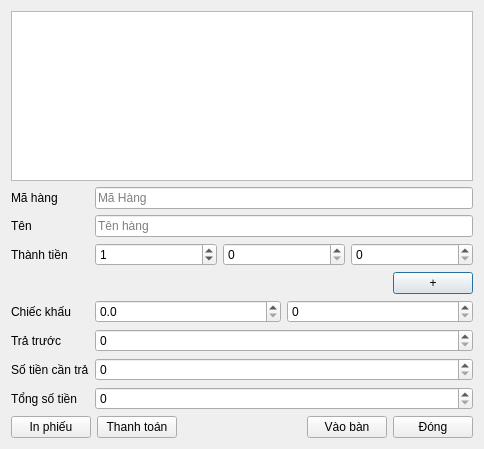
Qt form app/chucnang/dialogchitietban.ui (xdien/coffee_ace) before a commit.
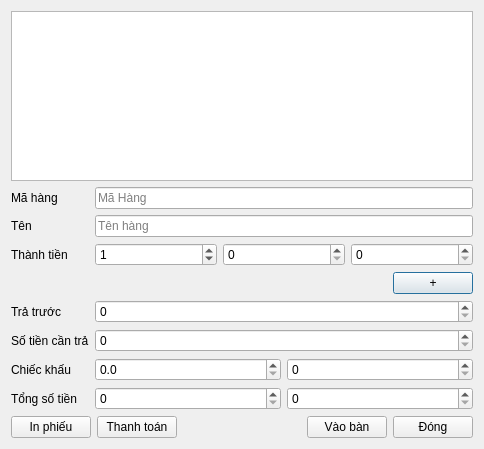
The same form after that commit.

What changed in the file:
```diff
--- a/app/chucnang/dialogchitietban.ui
+++ b/app/chucnang/dialogchitietban.ui
@@ -111,14 +111,45 @@
     </layout>
    </item>
    <item row="5" column="0">
+    <widget class="QLabel" name="label_7">
+     <property name="text">
+      <string>Trả trước</string>
+     </property>
+    </widget>
+   </item>
+   <item row="5" column="1">
+    <widget class="QSpinBox" name="spinBoxSoTienDaTra">
+     <property name="maximum">
+      <number>999999999</number>
+     </property>
+    </widget>
+   </item>
+   <item row="6" column="0">
+    <widget class="QLabel" name="label_3">
+     <property name="text">
+      <string>Số tiền cần trả</string>
+     </property>
+    </widget>
+   </item>
+   <item row="6" column="1">
+    <widget class="QSpinBox" name="spinBoxSoTienConTra">
+     <property name="showGroupSeparator" stdset="0">
+      <bool>true</bool>
+     </property>
+     <property name="maximum">
+      <number>999999999</number>
+     </property>
+    </widget>
+   </item>
+   <item row="7" column="0">
     <widget class="QLabel" name="label_5">
      <property name="text">
       <string>Chiếc khấu</string>
      </property>
     </widget>
    </item>
-   <item row="5" column="1">
-    <layout class="QHBoxLayout" name="horizontalLayout_3">
+   <item row="7" column="1">
+    <layout class="QHBoxLayout" name="horizontalLayout_5">
      <item>
       <widget class="QDoubleSpinBox" name="doubleSpinBoxChiecKhau">
        <property name="decimals">
@@ -138,37 +169,6 @@
      </item>
     </layout>
    </item>
-   <item row="6" column="0">
-    <widget class="QLabel" name="label_7">
-     <property name="text">
-      <string>Trả trước</string>
-     </property>
-    </widget>
-   </item>
-   <item row="6" column="1">
-    <layout class="QHBoxLayout" name="horizontalLayout_5">
-     <item>
-      <widget class="QSpinBox" name="spinBoxSoTienDaTra"/>
-     </item>
-    </layout>
-   </item>
-   <item row="7" column="0">
-    <widget class="QLabel" name="label_3">
-     <property name="text">
-      <string>Số tiền cần trả</string>
-     </property>
-    </widget>
-   </item>
-   <item row="7" column="1">
-    <widget class="QSpinBox" name="spinBoxSoTienConTra">
-     <property name="showGroupSeparator" stdset="0">
-      <bool>true</bool>
-     </property>
-     <property name="maximum">
-      <number>999999999</number>
-     </property>
-    </widget>
-   </item>
    <item row="8" column="0">
     <widget class="QLabel" name="label_6">
      <property name="text">
@@ -177,14 +177,28 @@
     </widget>
    </item>
    <item row="8" column="1">
-    <widget class="QSpinBox" name="spinBoxTongSoTien">
-     <property name="showGroupSeparator" stdset="0">
-      <bool>true</bool>
-     </property>
-     <property name="maximum">
-      <number>999999999</number>
-     </property>
-    </widget>
+    <layout class="QHBoxLayout" name="horizontalLayout_3">
+     <item>
+      <widget class="QSpinBox" name="spinBoxTongSoTienTruocCK">
+       <property name="showGroupSeparator" stdset="0">
+        <bool>true</bool>
+       </property>
+       <property name="maximum">
+        <number>999999999</number>
+       </property>
+      </widget>
+     </item>
+     <item>
+      <widget class="QSpinBox" name="spinBoxTongSoTien">
+       <property name="showGroupSeparator" stdset="0">
+        <bool>true</bool>
+       </property>
+       <property name="maximum">
+        <number>999999999</number>
+       </property>
+      </widget>
+     </item>
+    </layout>
    </item>
    <item row="9" column="0" colspan="2">
     <layout class="QHBoxLayout" name="horizontalLayout">
```
Left out of the diff: 19 changed lines with no effect on the pictures.
